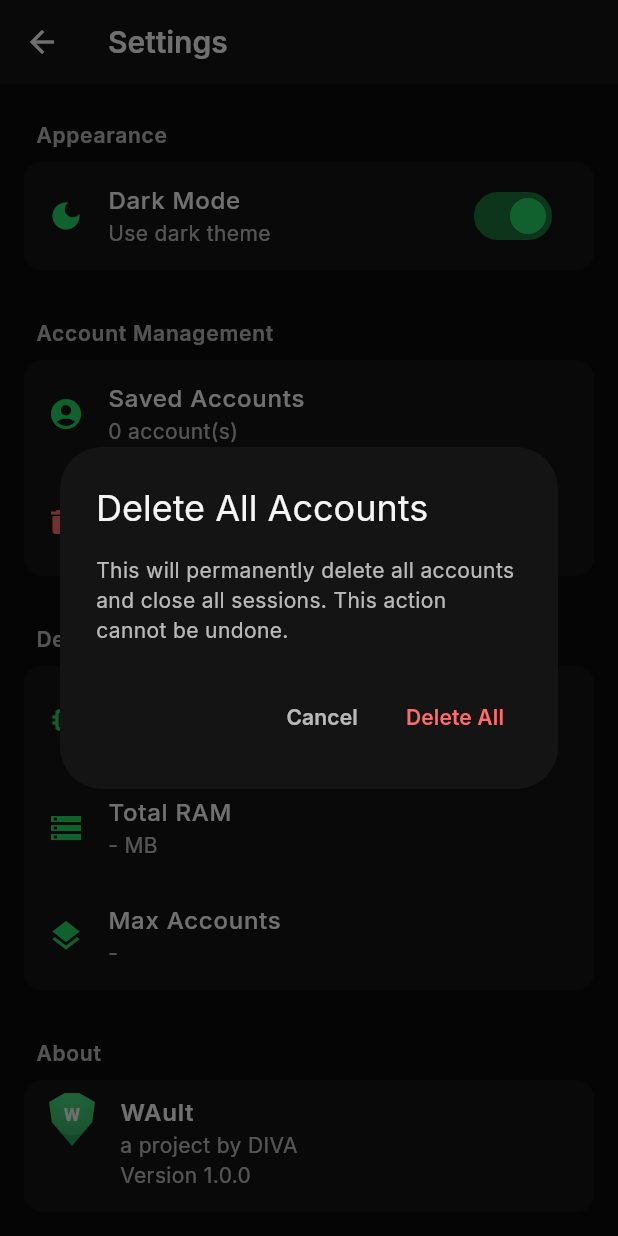
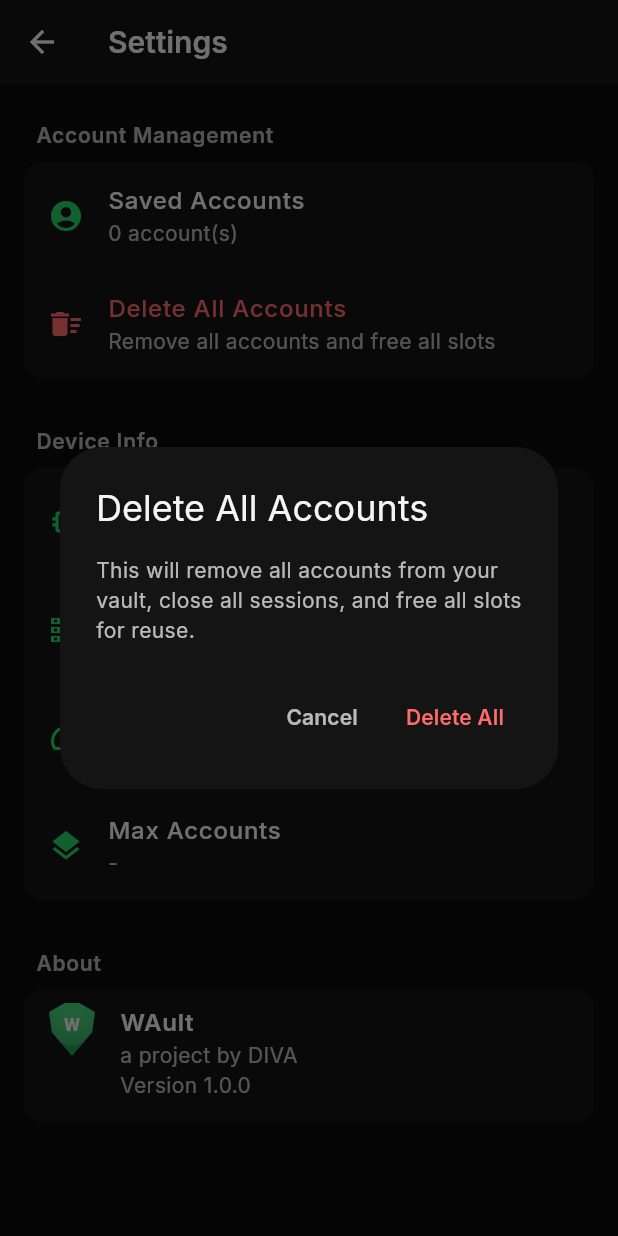
Before and after one commit to divathed3vil-sys/wault, a Flutter app: the SettingsScreen screen opened directly, after a tap on "Delete All Accounts", on a phone screen of 412 x 824 dp. Run offline on Flutter 3.47's test engine with Material 3 defaults, Android fonts, the phone set to English and light mode, and no system bars; our stand-ins replace google_fonts.

Commit message:
mostly_final

```diff
--- a/lib/screens/settings_screen.dart
+++ b/lib/screens/settings_screen.dart
@@ -1,7 +1,6 @@
 // lib/screens/settings_screen.dart
 
 import 'package:flutter/material.dart';
-import 'package:shared_preferences/shared_preferences.dart';
 import 'package:wault/models/account.dart';
 import 'package:wault/services/account_service.dart';
 import 'package:wault/services/engine_service.dart';
@@ -21,23 +20,13 @@ class _SettingsScreenState extends State<SettingsScreen> {
 
   List<Account> _accounts = [];
   bool _isLoading = true;
-  bool _darkModeEnabled = true;
   Map<String, dynamic> _deviceInfo = {};
 
   @override
   void initState() {
     super.initState();
-    _loadSettings();
     _loadAccounts();
     _loadDeviceInfo();
-  }
-
-  Future<void> _loadSettings() async {
-    final prefs = await SharedPreferences.getInstance();
-    if (!mounted) return;
-    setState(() {
-      _darkModeEnabled = prefs.getBool('darkModeEnabled') ?? true;
-    });
   }
 
   Future<void> _loadAccounts() async {
@@ -57,15 +46,6 @@ class _SettingsScreenState extends State<SettingsScreen> {
     });
   }
 
-  Future<void> _toggleDarkMode(bool value) async {
-    final prefs = await SharedPreferences.getInstance();
-    await prefs.setBool('darkModeEnabled', value);
-    if (!mounted) return;
-    setState(() {
-      _darkModeEnabled = value;
-    });
-  }
-
   Future<void> _deleteAllAccounts() async {
     final confirmed = await showDialog<bool>(
       context: context,
@@ -76,7 +56,7 @@ class _SettingsScreenState extends State<SettingsScreen> {
           style: TextStyle(color: WaultColors.textPrimary),
         ),
         content: const Text(
-          'This will permanently delete all accounts and close all sessions. This action cannot be undone.',
+          'This will remove all accounts from your vault, close all sessions, and free all slots for reuse.',
           style: TextStyle(color: WaultColors.textSecondary),
         ),
         actions: [
@@ -109,7 +89,7 @@ class _SettingsScreenState extends State<SettingsScreen> {
     if (!mounted) return;
     ScaffoldMessenger.of(context).showSnackBar(
       const SnackBar(
-        content: Text('All accounts deleted'),
+        content: Text('All accounts deleted and all slots freed'),
         duration: Duration(seconds: 2),
       ),
     );
@@ -120,6 +100,7 @@ class _SettingsScreenState extends State<SettingsScreen> {
     final tier = _deviceInfo['tier']?.toString() ?? 'UNKNOWN';
     final maxAccounts = _deviceInfo['maxAccounts']?.toString() ?? '-';
     final totalRam = _deviceInfo['totalRamMB']?.toString() ?? '-';
+    final availableRam = _deviceInfo['availableRamMB']?.toString() ?? '-';
 
     return Scaffold(
       backgroundColor: WaultColors.background,
@@ -147,19 +128,6 @@ class _SettingsScreenState extends State<SettingsScreen> {
               padding: const EdgeInsets.symmetric(vertical: 16),
               children: [
                 _buildSection(
-                  title: 'Appearance',
-                  children: [
-                    _buildSwitchTile(
-                      icon: Icons.dark_mode,
-                      title: 'Dark Mode',
-                      subtitle: 'Use dark theme',
-                      value: _darkModeEnabled,
-                      onChanged: _toggleDarkMode,
-                    ),
-                  ],
-                ),
-                const SizedBox(height: 24),
-                _buildSection(
                   title: 'Account Management',
                   children: [
                     _buildInfoTile(
@@ -170,7 +138,7 @@ class _SettingsScreenState extends State<SettingsScreen> {
                     _buildActionTile(
                       icon: Icons.delete_sweep,
                       title: 'Delete All Accounts',
-                      subtitle: 'Remove all accounts and close all sessions',
+                      subtitle: 'Remove all accounts and free all slots',
                       onTap: _deleteAllAccounts,
                       isDestructive: true,
                     ),
@@ -189,6 +157,11 @@ class _SettingsScreenState extends State<SettingsScreen> {
                       icon: Icons.storage,
                       title: 'Total RAM',
                       subtitle: '$totalRam MB',
+                    ),
+                    _buildInfoTile(
+                      icon: Icons.speed,
+                      title: 'Available RAM',
+                      subtitle: '$availableRam MB',
                     ),
                     _buildInfoTile(
                       icon: Icons.layers,
@@ -232,35 +205,6 @@ class _SettingsScreenState extends State<SettingsScreen> {
           child: Column(children: children),
         ),
       ],
-    );
-  }
-
-  Widget _buildSwitchTile({
-    required IconData icon,
-    required String title,
-    required String subtitle,
-    required bool value,
-    required ValueChanged<bool> onChanged,
-  }) {
-    return ListTile(
-      leading: Icon(icon, color: WaultColors.primary),
-      title: Text(
-        title,
-        style: const TextStyle(
-          fontSize: 16,
-          fontWeight: FontWeight.w500,
-          color: WaultColors.textPrimary,
-        ),
-      ),
-      subtitle: Text(
-        subtitle,
-        style: const TextStyle(fontSize: 14, color: WaultColors.textSecondary),
-      ),
-      trailing: Switch(
-        value: value,
-        onChanged: onChanged,
-        activeColor: WaultColors.primary,
-      ),
     );
   }
 
```
Also changed, not shown: lib/screens/vault_screen.dart (+26 -2 lines), lib/services/account_service.dart (+11 -9 lines), 3 other files.
